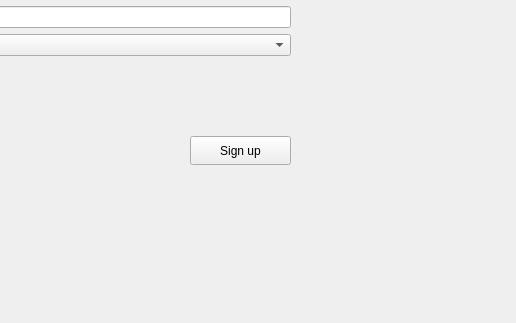
This is Project_Ap/sign_up.ui in Hasansaberifar/AP_Prozhe as Qt 5 draws it before an edit; both pictures show x 350 to 866 and y 264 to 587 of the 866 by 587 pixel window. The edited form follows.
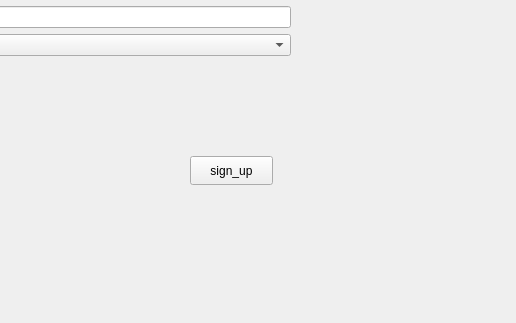
This is the edited form.

Commit message: login and sign_up

```diff
--- a/Project_Ap/sign_up.ui
+++ b/Project_Ap/sign_up.ui
@@ -46,19 +46,6 @@
     <string>Back</string>
    </property>
   </widget>
-  <widget class="QPushButton" name="pushButton_2">
-   <property name="geometry">
-    <rect>
-     <x>540</x>
-     <y>400</y>
-     <width>101</width>
-     <height>29</height>
-    </rect>
-   </property>
-   <property name="text">
-    <string>Sign up</string>
-   </property>
-  </widget>
   <widget class="QWidget" name="formLayoutWidget">
    <property name="geometry">
     <rect>
@@ -157,6 +144,19 @@
     </item>
    </layout>
   </widget>
+  <widget class="QPushButton" name="signBTN">
+   <property name="geometry">
+    <rect>
+     <x>540</x>
+     <y>420</y>
+     <width>83</width>
+     <height>29</height>
+    </rect>
+   </property>
+   <property name="text">
+    <string>sign_up</string>
+   </property>
+  </widget>
  </widget>
  <resources/>
  <connections/>
```
The commit also changes 12 other files.
